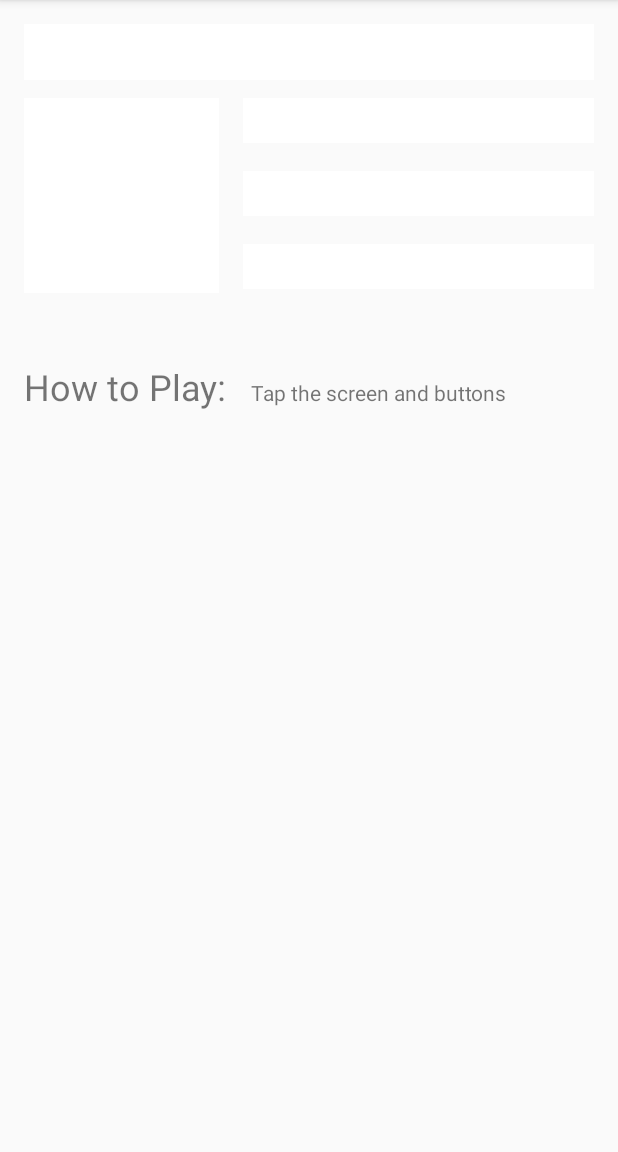
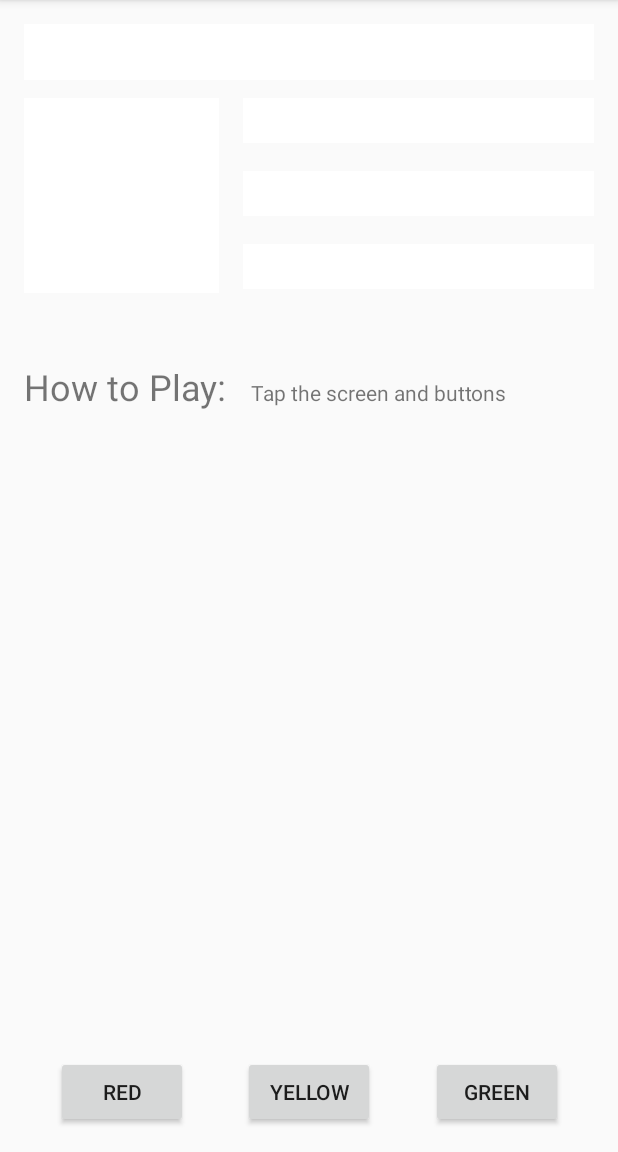
Before and after one commit to MoroProductionsDev/Color-My-Views, an Android app: the screen it shows after launch (MainActivity), on a phone screen of 412 x 824 dp, the part 84-1236 px from its top. Run offline under Robolectric (Android 15) with nearby library versions, the phone set to English and light mode, and no system bars; Roboto replaces fonts that are not available here.

Commit message:
- added buttons red, green, yellow. - added an horizontal, baseline constraint to them - added a margin of 16dp on all borders of the yellow btn.

```diff
--- a/app/src/main/res/layout/activity_main.xml
+++ b/app/src/main/res/layout/activity_main.xml
@@ -105,4 +105,42 @@
         app:layout_constraintTop_toBottomOf="@+id/id_textbox_two"
         app:layout_constraintVertical_bias="0.078" />
 
+    <Button
+        android:id="@+id/id_red_btn"
+        android:layout_width="wrap_content"
+        android:layout_height="wrap_content"
+        android:layout_marginStart="16dp"
+        android:text="@string/text_btn_Red"
+        app:layout_constraintBaseline_toBaselineOf="@+id/id_yellow_btn"
+        app:layout_constraintEnd_toStartOf="@+id/id_yellow_btn"
+        app:layout_constraintHorizontal_bias="0.5"
+        app:layout_constraintStart_toStartOf="parent" />
+
+    <Button
+        android:id="@+id/id_green_btn"
+        android:layout_width="wrap_content"
+        android:layout_height="wrap_content"
+        android:layout_marginEnd="16dp"
+        android:text="@string/text_btn_Green"
+        app:layout_constraintBaseline_toBaselineOf="@+id/id_yellow_btn"
+        app:layout_constraintEnd_toEndOf="parent"
+        app:layout_constraintHorizontal_bias="0.5"
+        app:layout_constraintStart_toEndOf="@+id/id_yellow_btn" />
+
+    <Button
+        android:id="@+id/id_yellow_btn"
+        android:layout_width="wrap_content"
+        android:layout_height="wrap_content"
+        android:layout_marginStart="16dp"
+        android:layout_marginTop="16dp"
+        android:layout_marginEnd="16dp"
+        android:layout_marginBottom="16dp"
+        android:text="@string/text_btn_Yellow"
+        app:layout_constraintBottom_toBottomOf="parent"
+        app:layout_constraintEnd_toStartOf="@+id/id_green_btn"
+        app:layout_constraintHorizontal_bias="0.5"
+        app:layout_constraintStart_toEndOf="@+id/id_red_btn"
+        app:layout_constraintTop_toBottomOf="@+id/text_info_text"
+        app:layout_constraintVertical_bias="1.0" />
+
 </androidx.constraintlayout.widget.ConstraintLayout>
--- a/app/src/main/res/values/strings.xml
+++ b/app/src/main/res/values/strings.xml
@@ -5,9 +5,9 @@
     <string name="text_boxThree">Box Three</string>
     <string name="text_boxFour">Box Four</string>
     <string name="text_boxFive">Box Five</string>
-    <string name="text_btn_Red">Button Red</string>
-    <string name="text_btn_Yellow">Button Yellow</string>
-    <string name="text_btn_Green">Button Green</string>
+    <string name="text_btn_Red">Red</string>
+    <string name="text_btn_Yellow">Yellow</string>
+    <string name="text_btn_Green">Green</string>
     <string name="text_howToPlay">How to Play:</string>
     <string name="text_info">Tap the screen and buttons</string>
 </resources>
```
